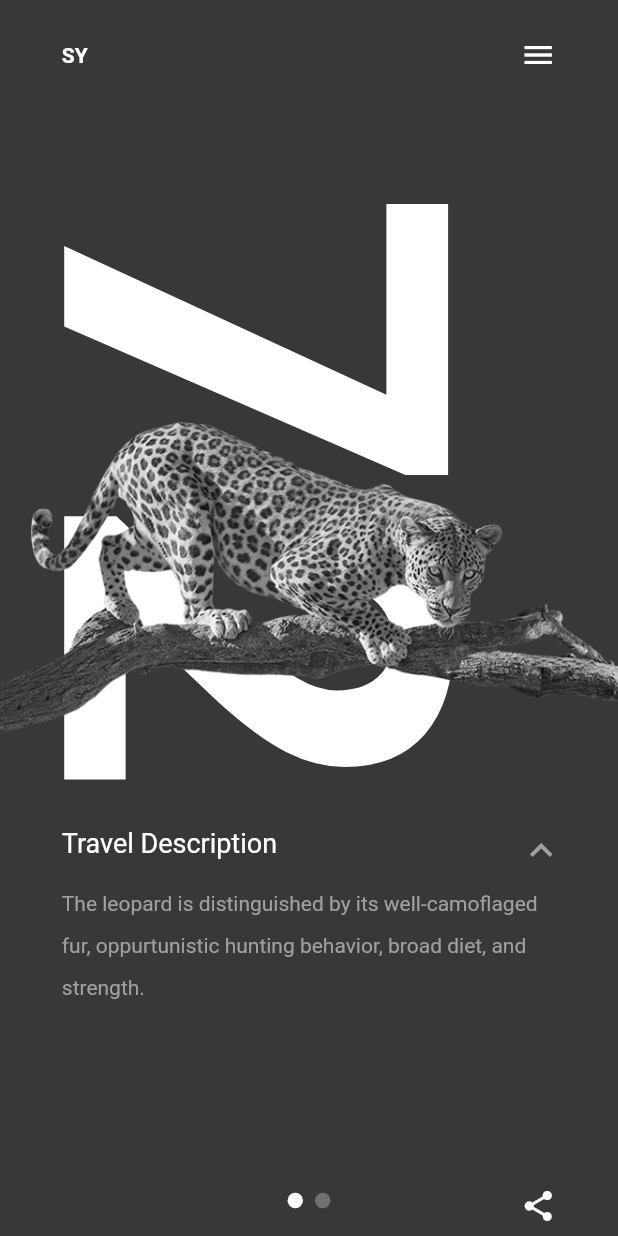
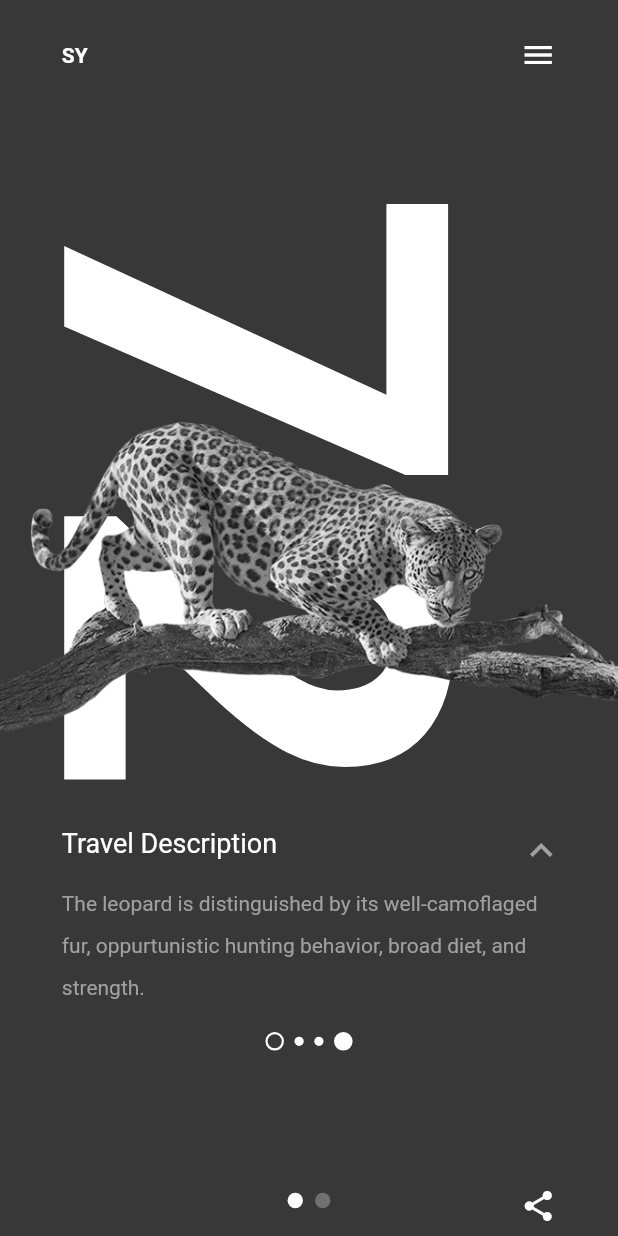
Before and after one commit to drexel-ue/sy_expedition, a Flutter app: the screen it shows after launch, on a phone screen of 412 x 824 dp. Run offline on Flutter 3.47's test engine with Material 2 defaults, Android fonts, the phone set to English and light mode, and no system bars.

Commit message:
Place travel dots

```diff
--- a/lib/home_view.dart
+++ b/lib/home_view.dart
@@ -9,6 +9,7 @@ import 'package:sy_expedition/page_offset_notifier.dart';
 import 'package:sy_expedition/share_button.dart';
 import 'package:sy_expedition/sy_app_bar.dart';
 import 'package:sy_expedition/the_72_km.dart';
+import 'package:sy_expedition/travel_dots.dart';
 import 'package:sy_expedition/vulture.dart';
 
 class HomeView extends StatefulWidget {
@@ -65,6 +66,7 @@ class _HomeViewState extends State<HomeView> {
               PageIndicator(),
               ArrowIcon(),
               The72km(),
+              TravelDots(),
             ],
           ),
         ),
--- /dev/null
+++ b/lib/travel_dots.dart
@@ -0,0 +1,56 @@
+import 'package:flutter/material.dart';
+import 'package:sy_expedition/color_constants.dart';
+import 'package:sy_expedition/home_view.dart';
+
+class TravelDots extends StatelessWidget {
+  const TravelDots({Key key}) : super(key: key);
+
+  @override
+  Widget build(BuildContext context) {
+    final width = HomeView.data.size.width;
+
+    return Positioned(
+      bottom: HomeView.data.size.height * .15,
+      child: Row(
+        mainAxisAlignment: MainAxisAlignment.center,
+        children: [
+          Container(
+            height: width * .03,
+            width: width * .03,
+            decoration: BoxDecoration(
+              borderRadius: BorderRadius.all(Radius.circular(999)),
+              border: Border.all(color: white, width: 1.5),
+            ),
+          ),
+          SizedBox(width: width * .017),
+          Container(
+            height: width * .015,
+            width: width * .015,
+            decoration: BoxDecoration(
+              color: white,
+              borderRadius: BorderRadius.all(Radius.circular(999)),
+            ),
+          ),
+          SizedBox(width: width * .017),
+          Container(
+            height: width * .015,
+            width: width * .015,
+            decoration: BoxDecoration(
+              color: white,
+              borderRadius: BorderRadius.all(Radius.circular(999)),
+            ),
+          ),
+          SizedBox(width: width * .017),
+          Container(
+            height: width * .03,
+            width: width * .03,
+            decoration: BoxDecoration(
+              color: white,
+              borderRadius: BorderRadius.all(Radius.circular(999)),
+            ),
+          ),
+        ],
+      ),
+    );
+  }
+}
```
